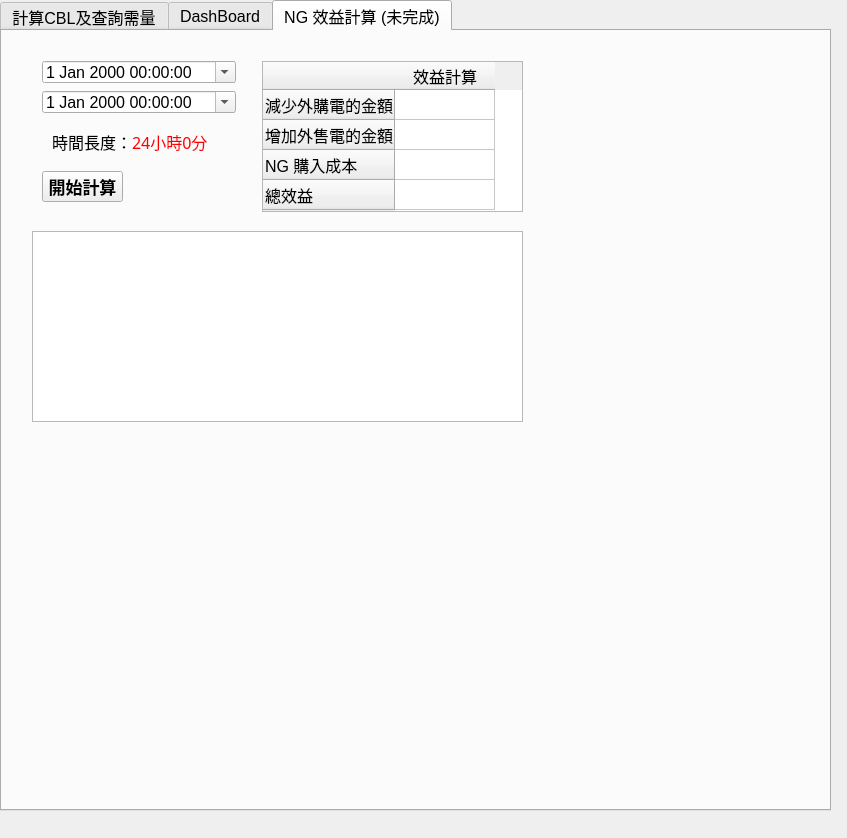
This is ui.ui in JoesphChou/InterfaceForDispatch as Qt 5 draws it before an edit. The edited form follows.
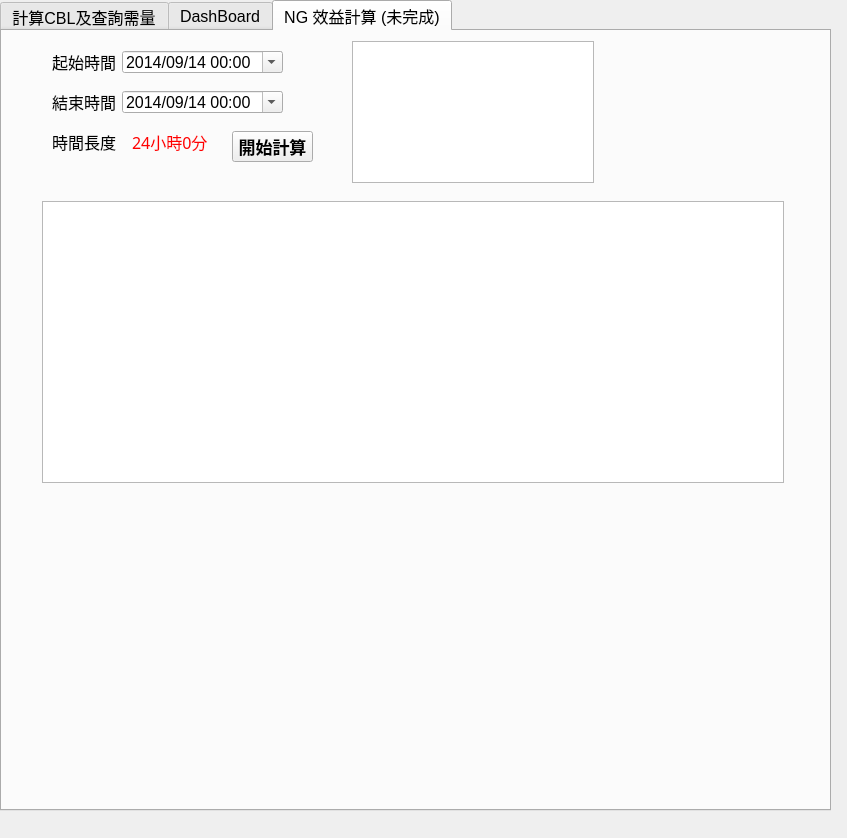
This is the edited form. The open tabs and pages were chosen to show the change.

Commit message: 1.將計算好的cost benefit 資料更新到tableWidget_4、5,並調整、美化兩個表格。

Patch:
```diff
--- a/ui.ui
+++ b/ui.ui
@@ -3200,12 +3200,35 @@
     <widget class="QDateTimeEdit" name="dateTimeEdit">
      <property name="geometry">
       <rect>
-       <x>40</x>
-       <y>30</y>
-       <width>194</width>
+       <x>120</x>
+       <y>20</y>
+       <width>161</width>
        <height>22</height>
       </rect>
      </property>
+     <property name="maximumDateTime">
+      <datetime>
+       <hour>23</hour>
+       <minute>59</minute>
+       <second>59</second>
+       <year>2030</year>
+       <month>12</month>
+       <day>31</day>
+      </datetime>
+     </property>
+     <property name="minimumDateTime">
+      <datetime>
+       <hour>0</hour>
+       <minute>0</minute>
+       <second>0</second>
+       <year>2014</year>
+       <month>9</month>
+       <day>14</day>
+      </datetime>
+     </property>
+     <property name="displayFormat">
+      <string>yyyy/MM/dd hh:mm</string>
+     </property>
      <property name="calendarPopup">
       <bool>true</bool>
      </property>
@@ -3216,12 +3239,35 @@
     <widget class="QDateTimeEdit" name="dateTimeEdit_2">
      <property name="geometry">
       <rect>
-       <x>40</x>
+       <x>120</x>
        <y>60</y>
-       <width>194</width>
+       <width>161</width>
        <height>22</height>
       </rect>
      </property>
+     <property name="maximumDateTime">
+      <datetime>
+       <hour>23</hour>
+       <minute>59</minute>
+       <second>59</second>
+       <year>2030</year>
+       <month>12</month>
+       <day>31</day>
+      </datetime>
+     </property>
+     <property name="minimumDateTime">
+      <datetime>
+       <hour>0</hour>
+       <minute>0</minute>
+       <second>0</second>
+       <year>2014</year>
+       <month>9</month>
+       <day>14</day>
+      </datetime>
+     </property>
+     <property name="displayFormat">
+      <string>yyyy/MM/dd hh:mm</string>
+     </property>
      <property name="calendarPopup">
       <bool>true</bool>
      </property>
@@ -3242,7 +3288,7 @@
       </font>
      </property>
      <property name="text">
-      <string>時間長度：</string>
+      <string>時間長度</string>
      </property>
     </widget>
     <widget class="QLabel" name="label_26">
@@ -3270,53 +3316,31 @@
     <widget class="QTableWidget" name="tableWidget_4">
      <property name="geometry">
       <rect>
-       <x>260</x>
-       <y>30</y>
-       <width>261</width>
-       <height>151</height>
+       <x>350</x>
+       <y>10</y>
+       <width>242</width>
+       <height>142</height>
       </rect>
      </property>
-     <row>
-      <property name="text">
-       <string>減少外購電的金額</string>
-      </property>
-     </row>
-     <row>
-      <property name="text">
-       <string>增加外售電的金額</string>
-      </property>
-     </row>
-     <row>
-      <property name="text">
-       <string>NG 購入成本</string>
-      </property>
-     </row>
-     <row>
-      <property name="text">
-       <string>總效益</string>
-      </property>
-     </row>
-     <column>
-      <property name="text">
-       <string>效益計算</string>
-      </property>
-     </column>
+     <property name="horizontalScrollBarPolicy">
+      <enum>Qt::ScrollBarAsNeeded</enum>
+     </property>
     </widget>
     <widget class="QTableWidget" name="tableWidget_5">
      <property name="geometry">
       <rect>
-       <x>30</x>
-       <y>200</y>
-       <width>491</width>
-       <height>191</height>
+       <x>40</x>
+       <y>170</y>
+       <width>742</width>
+       <height>282</height>
       </rect>
      </property>
     </widget>
     <widget class="QPushButton" name="pushButton_5">
      <property name="geometry">
       <rect>
-       <x>40</x>
-       <y>140</y>
+       <x>230</x>
+       <y>100</y>
        <width>81</width>
        <height>31</height>
       </rect>
@@ -3332,6 +3356,44 @@
       <string>開始計算</string>
      </property>
     </widget>
+    <widget class="QLabel" name="label_27">
+     <property name="geometry">
+      <rect>
+       <x>50</x>
+       <y>20</y>
+       <width>71</width>
+       <height>21</height>
+      </rect>
+     </property>
+     <property name="font">
+      <font>
+       <family>微軟正黑體</family>
+       <pointsize>12</pointsize>
+      </font>
+     </property>
+     <property name="text">
+      <string>起始時間</string>
+     </property>
+    </widget>
+    <widget class="QLabel" name="label_28">
+     <property name="geometry">
+      <rect>
+       <x>50</x>
+       <y>60</y>
+       <width>71</width>
+       <height>21</height>
+      </rect>
+     </property>
+     <property name="font">
+      <font>
+       <family>微軟正黑體</family>
+       <pointsize>12</pointsize>
+      </font>
+     </property>
+     <property name="text">
+      <string>結束時間</string>
+     </property>
+    </widget>
    </widget>
   </widget>
  </widget>
```
Left out of the diff: 2 changed lines with no effect on the pictures. The commit also changes 2 other files.
